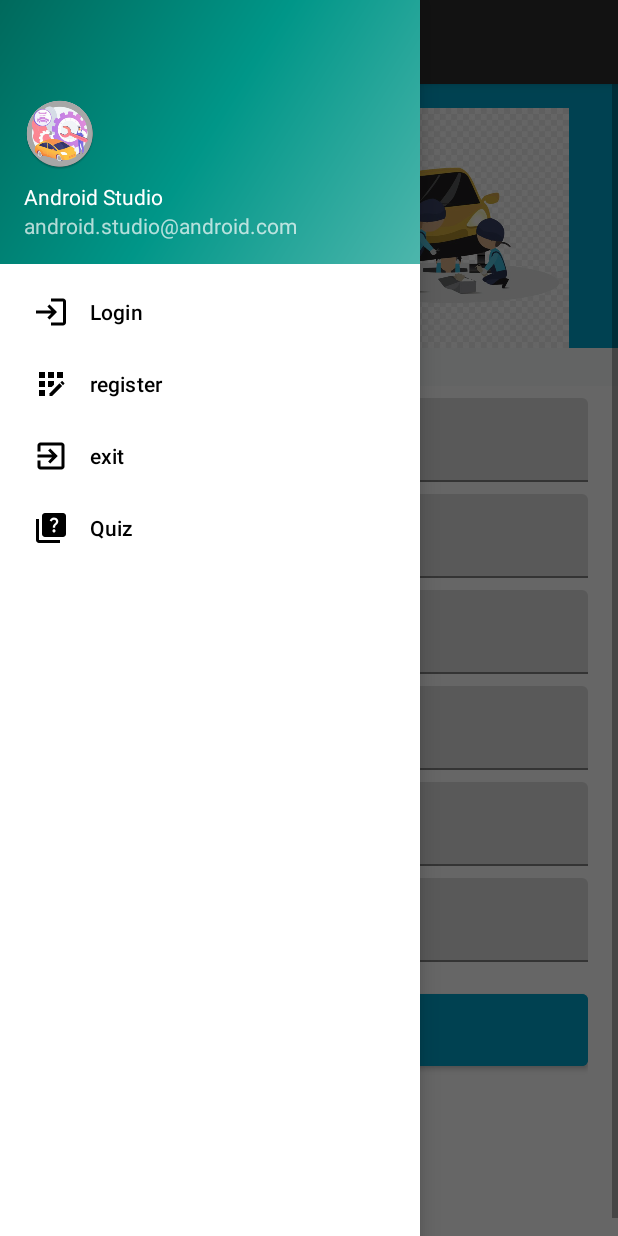
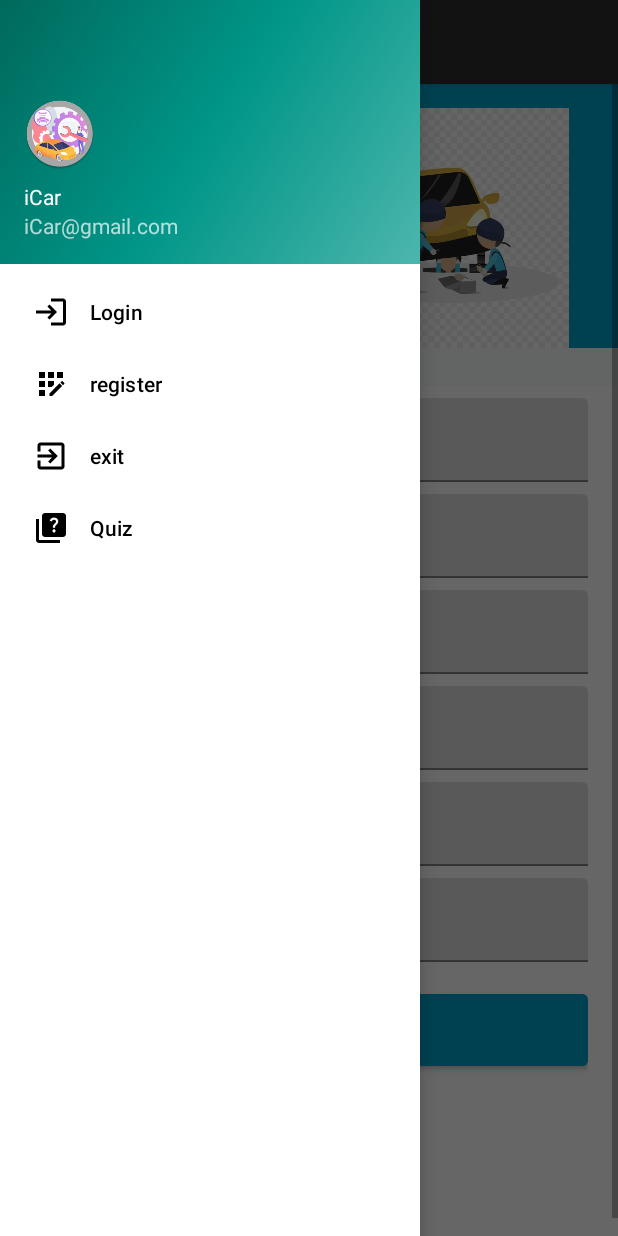
Before and after one commit to Gimhan-minion/icar, an Android app: the screen it shows after launch (MainActivity), with the side drawer open, on a phone screen of 412 x 824 dp. Run offline under Robolectric (Android 15) with nearby library versions, the phone set to English and light mode, and no system bars; our stand-ins replace Firebase (no records; nobody signed in at launch, a user with empty details on screens opened directly), navigation-ui; 1 statement that could not run was skipped.

Commit message:
Change side panel data

```diff
--- a/iCar2/app/src/main/java/com/uom/icar/MainActivity.java
+++ b/iCar2/app/src/main/java/com/uom/icar/MainActivity.java
@@ -206,9 +206,9 @@ public class MainActivity extends AppCompatActivity {
         String savedDate=preference.GetString(getApplicationContext(),SharedPreference.DATE);
 
         String title ="Tip of The Day";
-        String msg=" Drive safe!";
+        String msg="Drive safe!";
 
-        if( savedDate.equals(date)){
+        if(savedDate.equals(date)){
 
         }else{
             if(Build.VERSION.SDK_INT>= Build.VERSION_CODES.O){
--- a/iCar2/app/src/main/res/values/strings.xml
+++ b/iCar2/app/src/main/res/values/strings.xml
@@ -2,8 +2,8 @@
     <string name="app_name">iCar</string>
     <string name="navigation_drawer_open">Open navigation drawer</string>
     <string name="navigation_drawer_close">Close navigation drawer</string>
-    <string name="nav_header_title">Android Studio</string>
-    <string name="nav_header_subtitle">android.studio@android.com</string>
+    <string name="nav_header_title">iCar</string>
+    <string name="nav_header_subtitle">iCar@gmail.com</string>
     <string name="nav_header_desc">Navigation header</string>
     <string name="action_settings">Settings</string>
 
```
